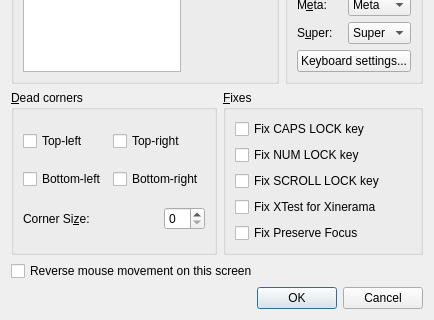
This is src/gui/src/ScreenSettingsDialog.ui in Craft374/input-leap as Qt 5 draws it before an edit; both pictures show x 0 to 434 and y 158 to 478 of the 434 by 478 pixel window. The edited form follows.
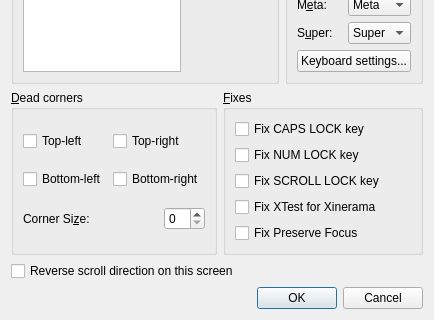
This is the edited form.

What changed in the file:
```diff
--- a/src/gui/src/ScreenSettingsDialog.ui
+++ b/src/gui/src/ScreenSettingsDialog.ui
@@ -487,7 +487,7 @@
    <item>
     <widget class="QCheckBox" name="m_pCheckBoxReverseMouse">
      <property name="text">
-      <string>Reverse mouse movement on this screen</string>
+      <string>Reverse scroll direction on this screen</string>
      </property>
     </widget>
    </item>
```
Left out of the diff: 2 changed lines with no effect on the pictures.
